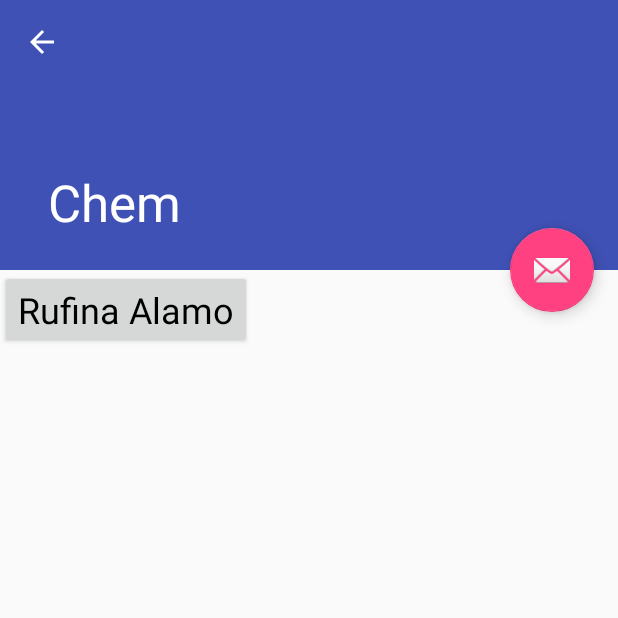
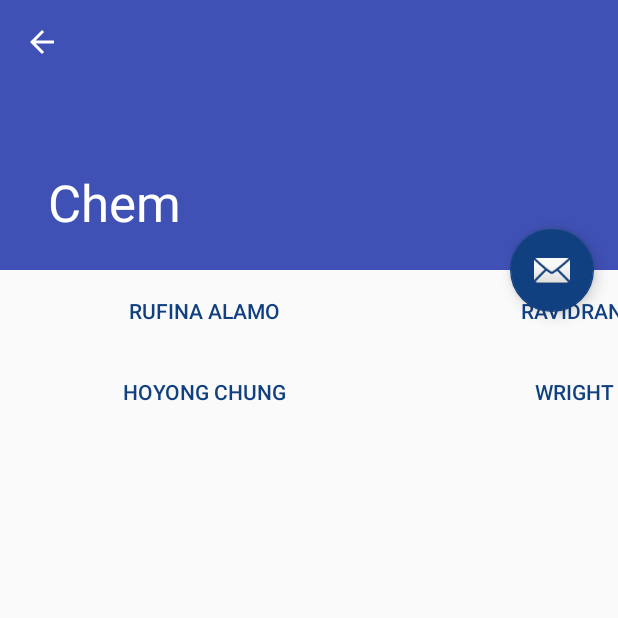
Before and after one commit to mad-macks/ecekiosk, an Android app: the Chem screen opened directly, with no data from a screen before it, on a phone screen of 412 x 824 dp, the top half of it. Run offline under Robolectric (Android 15) with nearby library versions, the phone set to English and light mode, and no system bars.

Commit message:
Adding in professors...

```diff
--- a/app/src/main/AndroidManifest.xml
+++ b/app/src/main/AndroidManifest.xml
@@ -29,6 +29,7 @@
                 android:name="android.support.PARENT_ACTIVITY"
                 android:value="edu.fsu.famu.eng.eceinfokiosk.FacultyMenu" />
         </activity>
+        <activity android:name=".Alfina"></activity>
     </application>
 
 </manifest>
--- a/app/src/main/java/edu/fsu/famu/eng/eceinfokiosk/Chem.java
+++ b/app/src/main/java/edu/fsu/famu/eng/eceinfokiosk/Chem.java
@@ -1,5 +1,6 @@
 package edu.fsu.famu.eng.eceinfokiosk;
 
+import android.content.Intent;
 import android.os.Bundle;
 import android.support.design.widget.FloatingActionButton;
 import android.support.design.widget.Snackbar;
@@ -26,4 +27,10 @@ public class Chem extends AppCompatActivity {
         });
         getSupportActionBar().setDisplayHomeAsUpEnabled(true);
     }
+
+    public void toAlfina(View view) {
+        //go to Alfina activity
+        Intent intent = new Intent(this, Alfina.class);
+        startActivity(intent);
+    }
 }
--- /dev/null
+++ b/app/src/main/res/drawable/alfina.xml
@@ -0,0 +1,4 @@
+<?xml version="1.0" encoding="utf-8"?>
+<selector xmlns:android="http://schemas.android.com/apk/res/android">
+
+</selector>
--- a/app/src/main/res/layout/content_chem.xml
+++ b/app/src/main/res/layout/content_chem.xml
@@ -9,14 +9,55 @@
     tools:context="edu.fsu.famu.eng.eceinfokiosk.Chem"
     tools:showIn="@layout/activity_chem">
 
-    <Button
-        android:id="@+id/button14"
-        android:layout_width="wrap_content"
-        android:layout_height="wrap_content"
-        android:text="@string/alamo"
-        android:textAppearance="@android:style/TextAppearance.Widget.Button"
-        android:textSize="24sp" />
 
+    <TableLayout
+        android:layout_width="match_parent"
+        android:layout_height="wrap_content">
 
+        <TableRow
+            android:layout_width="match_parent"
+            android:layout_height="match_parent" >
 
+            <Button
+                android:id="@+id/button20"
+                style="?android:attr/buttonBarButtonStyle"
+                android:layout_width="272dp"
+                android:layout_height="wrap_content"
+                android:onClick="toAlfina"
+                android:text="@string/alamo" />
+
+            <Button
+                android:id="@+id/button18"
+                android:layout_width="273dp"
+                android:layout_height="wrap_content"
+                style="?android:attr/buttonBarButtonStyle"
+                android:text="@string/chella" />
+        </TableRow>
+
+        <TableRow
+            android:layout_width="match_parent"
+            android:layout_height="match_parent" >
+
+            <Button
+                android:id="@+id/button19"
+                android:layout_width="wrap_content"
+                android:layout_height="wrap_content"
+                style="?android:attr/buttonBarButtonStyle"
+                android:text= "@string/chung" />
+
+            <Button
+                android:layout_width="wrap_content"
+                android:layout_height="wrap_content"
+                style="?android:attr/buttonBarButtonStyle"
+                android:text="@string/finney" />
+        </TableRow>
+
+        <TableRow
+            android:layout_width="match_parent"
+            android:layout_height="match_parent" />
+
+        <TableRow
+            android:layout_width="match_parent"
+            android:layout_height="match_parent" />
+    </TableLayout>
 </android.support.v4.widget.NestedScrollView>
--- a/app/src/main/res/values/colors.xml
+++ b/app/src/main/res/values/colors.xml
@@ -2,5 +2,5 @@
 <resources>
     <color name="colorPrimary">#3F51B5</color>
     <color name="colorPrimaryDark">#303F9F</color>
-    <color name="colorAccent">#FF4081</color>
+    <color name="colorAccent">#114081</color>
 </resources>
```
Also changed, not shown: app/src/main/java/edu/fsu/famu/eng/eceinfokiosk/Alfina.java (added, +13 -0 lines), app/src/main/res/layout/activity_alfina.xml (added, +22 -0 lines).
